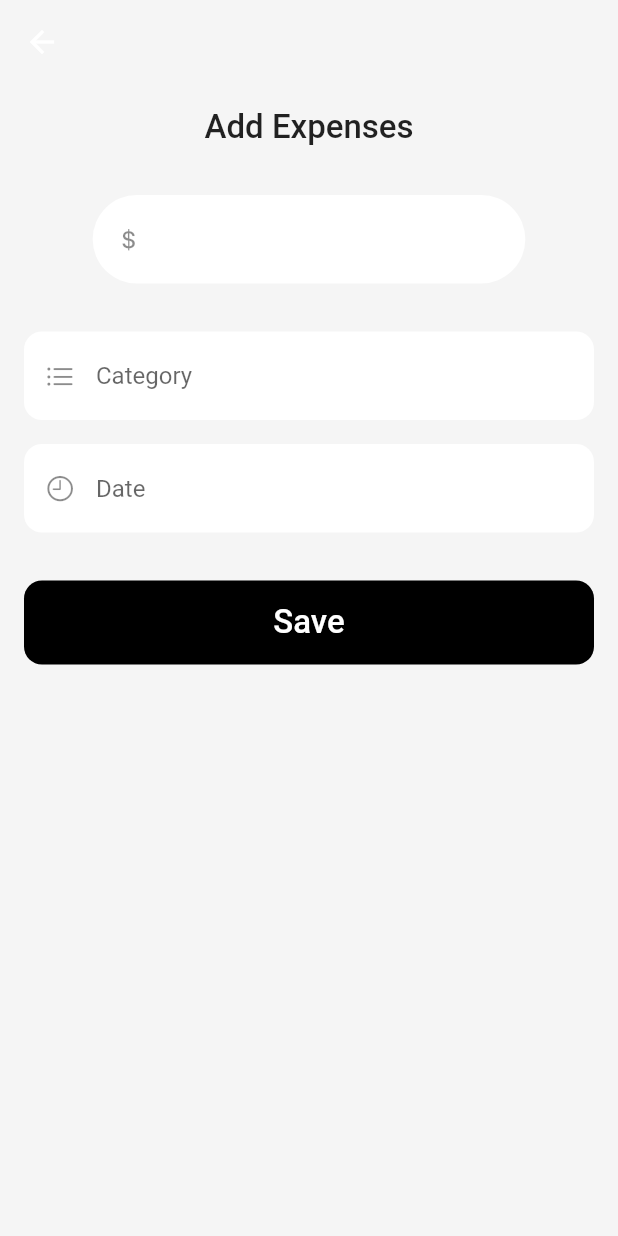
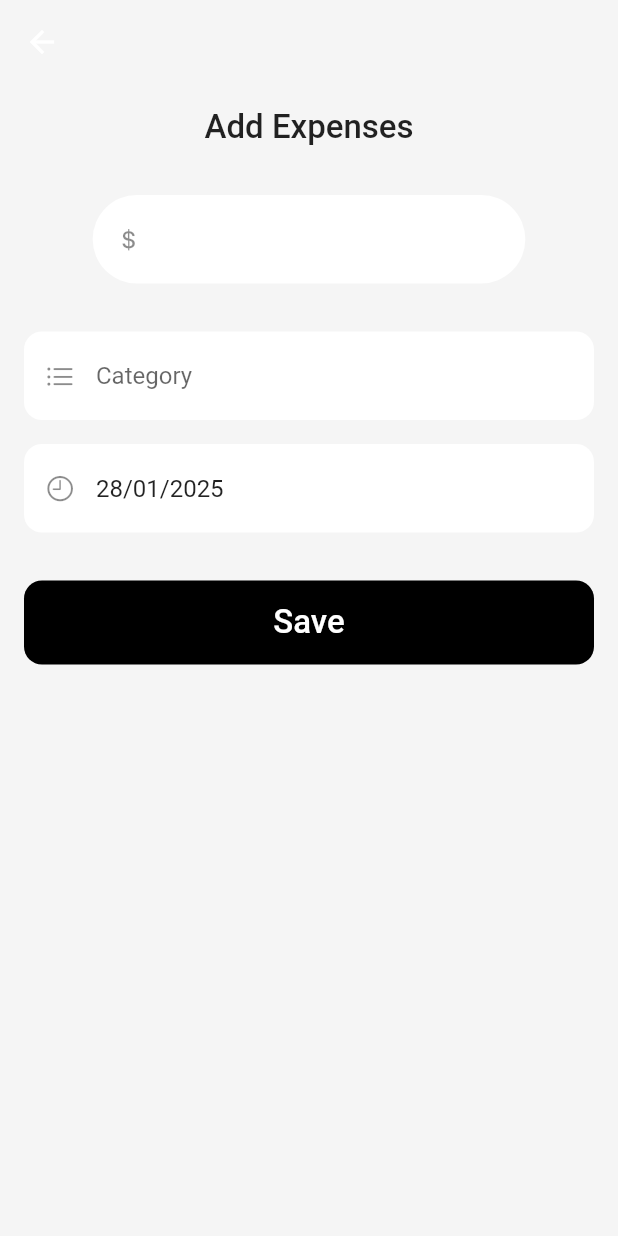
Before and after one commit to lisisisan/expense_tracker_app, a Flutter app: the screen it shows after launch, after a tap on an icon or button, on a phone screen of 412 x 824 dp. Run offline on Flutter 3.47's test engine with Material 2 defaults, Android fonts, the phone set to English and light mode, and no system bars; our stand-ins replace fl_chart, font_awesome_flutter.

Commit message:
feat: add date time picker

```diff
--- a/lib/screens/add_expense/views/add_expense.dart
+++ b/lib/screens/add_expense/views/add_expense.dart
@@ -1,8 +1,27 @@
 import 'package:flutter/cupertino.dart';
 import 'package:flutter/material.dart';
+import 'package:intl/intl.dart';
 
-class AddExpense extends StatelessWidget {
+class AddExpense extends StatefulWidget {
   const AddExpense({super.key});
+
+  @override
+  State<AddExpense> createState() => _AddExpenseState();
+}
+
+class _AddExpenseState extends State<AddExpense> {
+  TextEditingController expenseController = TextEditingController();
+  TextEditingController categoryController = TextEditingController();
+  TextEditingController dateController = TextEditingController();
+  DateTime selectedDate = DateTime.now();
+
+  @override
+  void initState() {
+    super.initState();
+    expenseController = TextEditingController();
+    categoryController = TextEditingController();
+    dateController.text = DateFormat('dd/MM/yyyy').format(DateTime.now());
+  }
 
   @override
   Widget build(BuildContext context) {
@@ -32,6 +51,7 @@ class AddExpense extends StatelessWidget {
               SizedBox(
                 width: MediaQuery.of(context).size.width * 0.7,
                 child: TextFormField(
+                  controller: expenseController,
                   decoration: InputDecoration(
                     filled: true,
                     fillColor: Colors.white,
@@ -47,6 +67,7 @@ class AddExpense extends StatelessWidget {
               ),
               const SizedBox(height: 32),
               TextFormField(
+                controller: categoryController,
                 decoration: InputDecoration(
                   filled: true,
                   fillColor: Colors.white,
@@ -62,12 +83,22 @@ class AddExpense extends StatelessWidget {
               ),
               const SizedBox(height: 16),
               TextFormField(
+                controller: dateController,
                 readOnly: true,
-                onTap: () => showDatePicker(
-                    context: context,
-                    initialDate: DateTime.now(),
-                    firstDate: DateTime.now(),
-                    lastDate: DateTime.now().add(const Duration(days: 365))),
+                onTap: () async {
+                  DateTime? newDate = await showDatePicker(
+                      context: context,
+                      initialDate: selectedDate,
+                      firstDate: DateTime.now(),
+                      lastDate: DateTime.now().add(const Duration(days: 365)));
+                  if (newDate != null) {
+                    setState(() {
+                      dateController.text =
+                          DateFormat('dd/MM/yyyy').format(newDate);
+                      selectedDate = newDate;
+                    });
+                  }
+                },
                 decoration: InputDecoration(
                   filled: true,
                   fillColor: Colors.white,
```
Also changed, not shown: pubspec.yaml (+3 -5 lines), pubspec.lock.
